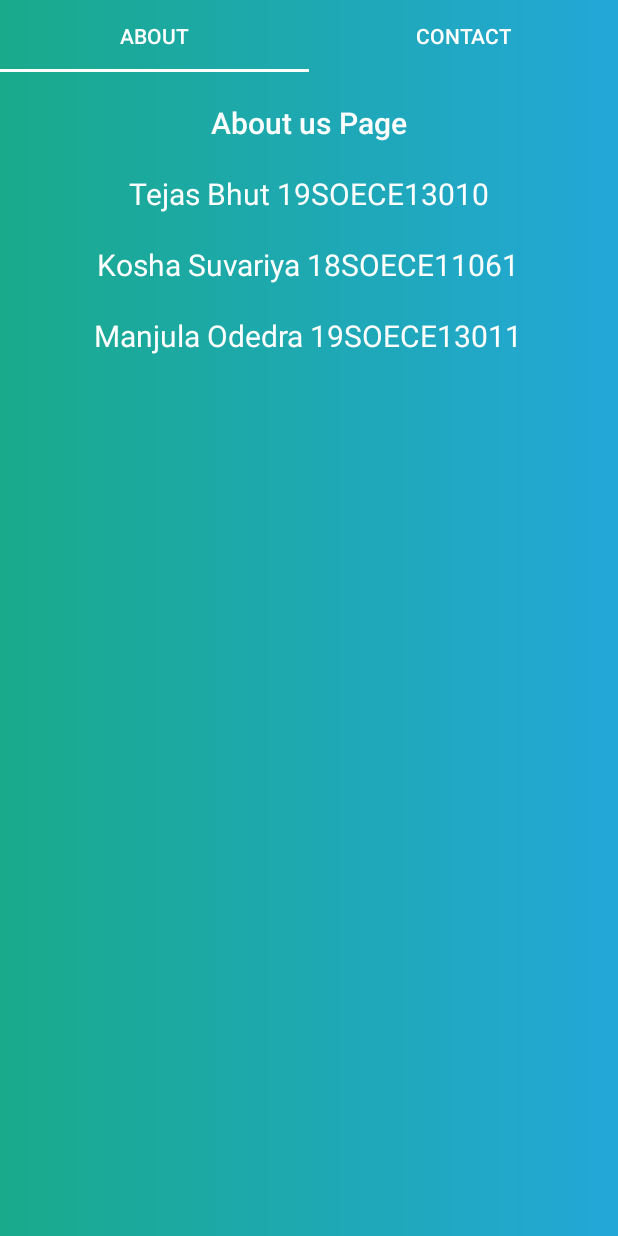
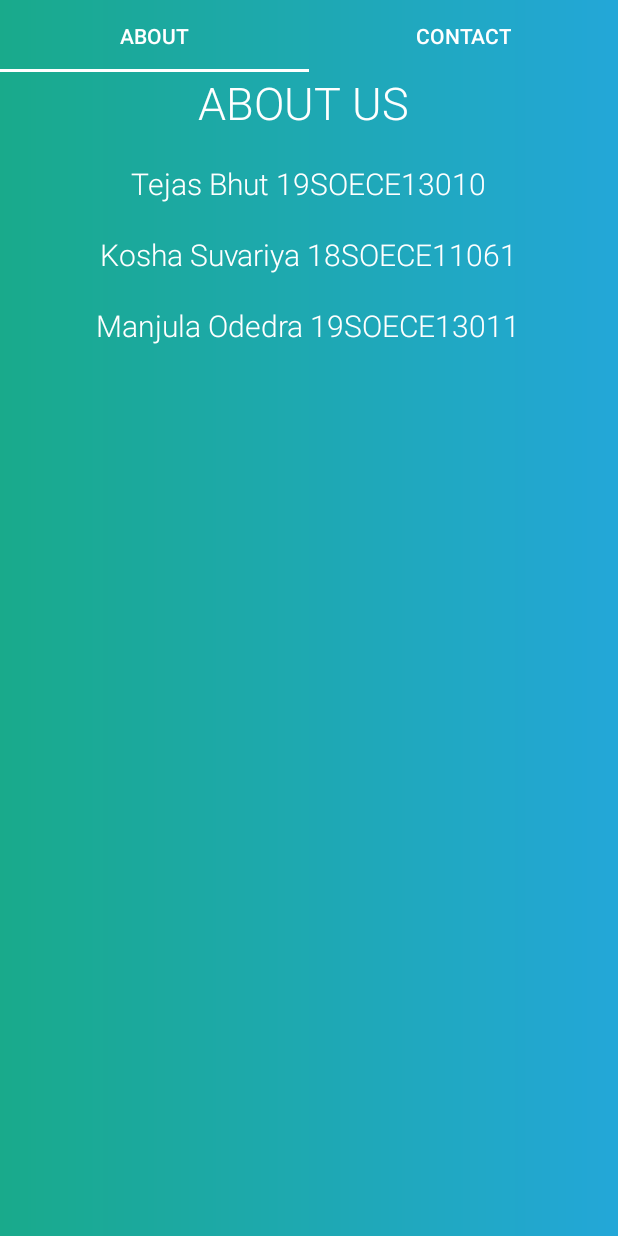
Before and after one commit to Tejas5545/GroupActivity, an Android app: the AboutFragment screen opened directly, with no data from a screen before it, on a phone screen of 412 x 824 dp. Run offline under Robolectric (Android 15) with nearby library versions, the phone set to English and light mode, and no system bars.

```diff
--- a/app/src/main/res/layout/activity_main.xml
+++ b/app/src/main/res/layout/activity_main.xml
@@ -19,6 +19,7 @@
             android:layout_width="100dp"
             android:layout_height="100dp"
             android:src="@drawable/ic_to_do_list"
+            android:layout_centerHorizontal="true"
             android:adjustViewBounds="true"
             android:scaleType="fitCenter"/>
         <RelativeLayout
@@ -33,6 +34,8 @@
                 android:layout_height="wrap_content"
                 android:layout_marginTop="20sp"
                 android:text="Login"
+                android:layout_centerHorizontal="true"
+                android:fontFamily="sans-serif-light"
                 android:textColor="@color/colorAccent"
                 android:textSize="30dp"/>
             <LinearLayout
--- a/app/src/main/res/layout/fragment_about.xml
+++ b/app/src/main/res/layout/fragment_about.xml
@@ -11,12 +11,12 @@
         android:id="@+id/topabout"
         android:layout_width="wrap_content"
         android:layout_height="wrap_content"
-        android:text="About us Page"
+        android:text="About Us "
+        android:textAllCaps="true"
+        android:textSize="30sp"
+        android:layout_centerHorizontal="true"
         android:textColor="@color/colorAccent"
-        android:textSize="20sp"
-        android:layout_centerHorizontal="true"
-        android:layout_marginTop="20sp"
-        android:fontFamily="sans-serif-medium" />
+        android:fontFamily="sans-serif-light" />
 
     <TextView
         android:id="@+id/fsp"
@@ -24,6 +24,7 @@
         android:layout_height="wrap_content"
         android:text="Tejas Bhut 19SOECE13010"
         android:textSize="20sp"
+        android:fontFamily="sans-serif-light"
         android:textColor="@color/colorAccent"
         android:layout_below="@+id/topabout"
         android:layout_marginTop="20sp"
@@ -34,6 +35,7 @@
         android:layout_height="wrap_content"
         android:text="Kosha Suvariya 18SOECE11061"
         android:textSize="20sp"
+        android:fontFamily="sans-serif-light"
         android:textColor="@color/colorAccent"
         android:layout_below="@+id/fsp"
         android:layout_marginTop="20sp"
@@ -46,5 +48,6 @@
         android:textColor="@color/colorAccent"
         android:layout_below="@+id/sdp"
         android:layout_marginTop="20sp"
+        android:fontFamily="sans-serif-light"
         android:layout_centerHorizontal="true"/>
 </RelativeLayout>
```
